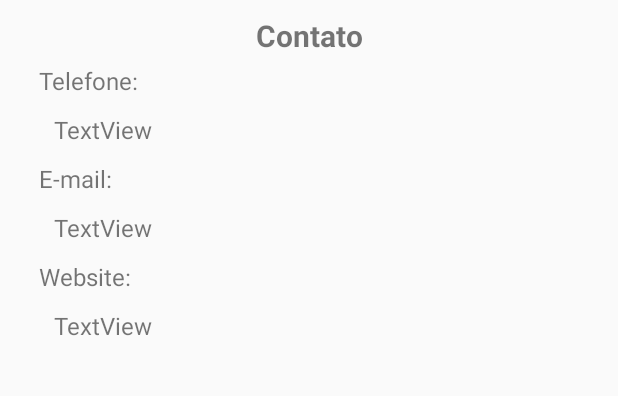
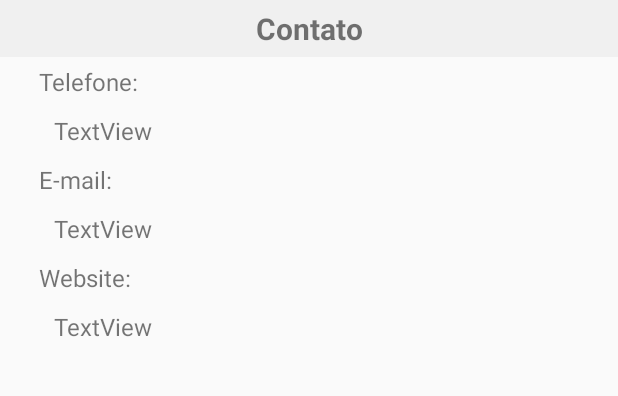
Before and after one commit to robivini/PATTEO, an Android app: the layout fragment_indicacao.xml on its own in the app's theme, with its tools: preview values and no code run, on a phone screen of 412 x 824 dp, the part 439-835 px from its top. Run offline under Robolectric (Android 15) with nearby library versions, the phone set to English and light mode, and no system bars.

Commit message:
New layout.

```diff
--- a/app/src/main/AndroidManifest.xml
+++ b/app/src/main/AndroidManifest.xml
@@ -55,7 +55,6 @@
         <activity android:name="com.projects.activities.ImageViewerActivity" android:label="@string/app_name"/>
         <activity android:name="com.projects.activities.RestaurantActivity" android:label="@string/app_name"/>
         <activity android:name="com.projects.activities.SettingsActivity" android:label="@string/app_name"/>
-        <activity android:name="com.projects.fragments.AnuncioFragment" android:label="Anúncie!"/>
     </application>
 
 </manifest>
--- a/app/src/main/res/layout/fragment_indicacao.xml
+++ b/app/src/main/res/layout/fragment_indicacao.xml
@@ -23,9 +23,11 @@
         android:layout_height="wrap_content"
         android:id="@+id/txtContato"
         android:textSize="20sp"
-        android:layout_marginTop="10dp"
         android:gravity="center_horizontal"
-        android:textStyle="bold" />
+        android:textStyle="bold"
+        android:background="@color/bg_gray_color"
+        android:paddingBottom="5dp"
+        android:paddingTop="5dp" />
 
     <LinearLayout
         android:orientation="horizontal"
```
